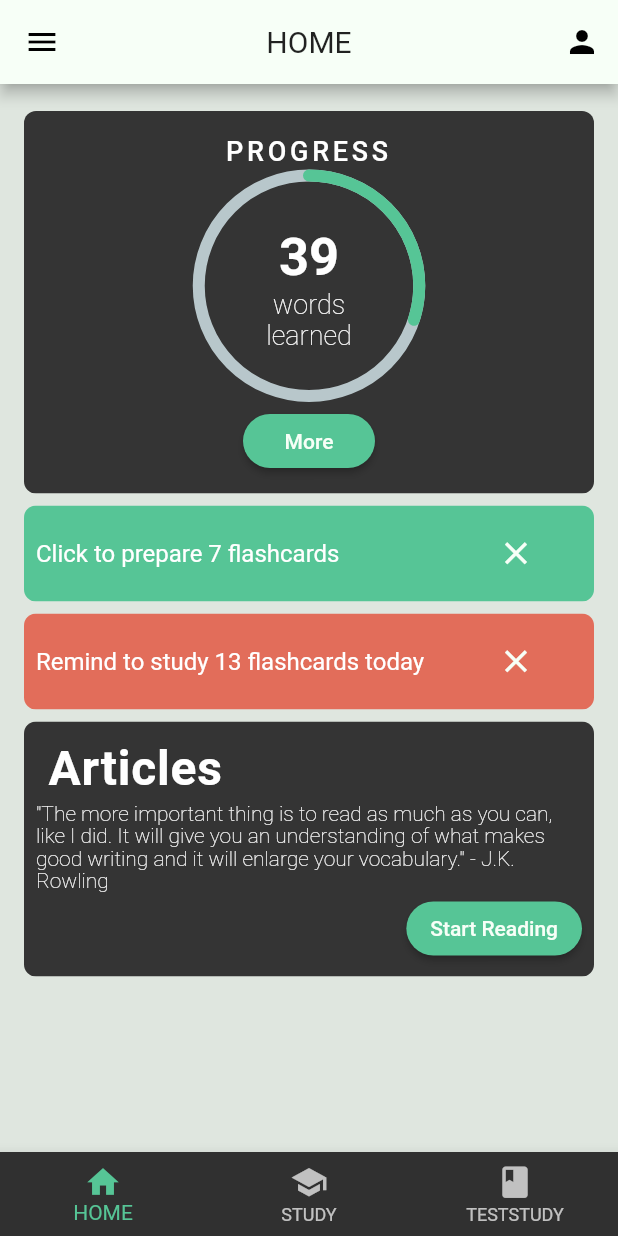
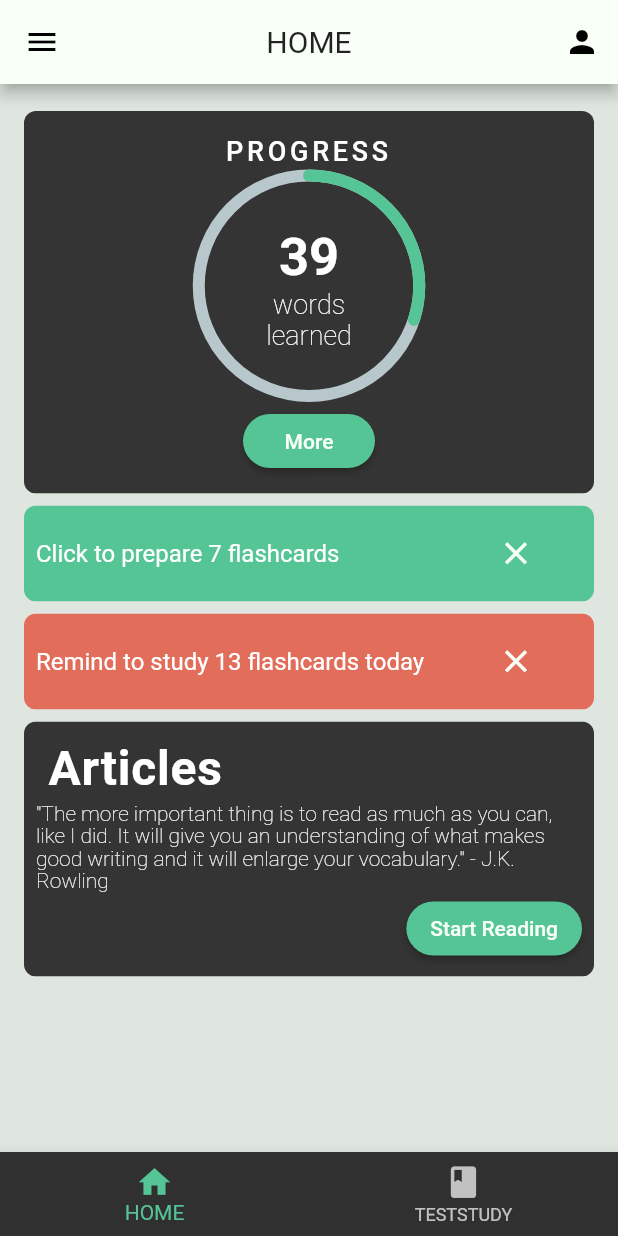
Before and after one commit to cscheungae/vocab_app_fyp55, a Flutter app: the screen it shows after launch, on a phone screen of 412 x 824 dp. Run offline on Flutter 3.47's test engine with Material 2 defaults, Android fonts, the phone set to English and light mode, and no system bars; drawn by our look-alikes of percent_indicator; our stand-ins replace bloc, equatable, flutter_bloc; Roboto replaces fonts that are missing (Hind, Montserrat).

Commit message:
Remove unnecessary testing tab of the bottom nav bar
The Study tab was just for the testing purpose of the Articles List Page. It was supposed to be removed.

```diff
--- a/lib/pages/BasePage.dart
+++ b/lib/pages/BasePage.dart
@@ -3,11 +3,10 @@ import 'package:vocab_app_fyp55/pages/VocabStudyPage.dart';
 import '../res/theme.dart' as CustomTheme;
 import '../components/CustomAppBar.dart';
 import './HomePage.dart';
-import './ArticlesViewPage.dart';
 
-enum Page { home, article }
+enum Page { home, study }
 
-const pagesTitle = ["home", "article", "study", "stats"];
+const pagesTitle = ["home", "study", "stats"];
 
 class BasePage extends StatefulWidget {
   BasePage({Key key, this.title}) : super(key: key);
@@ -49,9 +48,8 @@ class _BasePageState extends State<BasePage> {
           });
         },
         children: <Widget>[
-          HomePage(title: "HOME"),
-          ArticlesViewPage(title: "Articles"),
-          VocabStudyPage(title: "Study")
+          HomePage(title: "home"),
+          VocabStudyPage(title: "study")
         ],
       ),
       bottomNavigationBar: BottomNavigationBar(
@@ -63,13 +61,6 @@ class _BasePageState extends State<BasePage> {
             icon: Icon(Icons.home, size: 25.0),
             title: Text(
               "HOME",
-              style: TextStyle(fontSize: 10.0),
-            ),
-          ),
-          BottomNavigationBarItem(
-            icon: Icon(Icons.school, size: 25.0),
-            title: Text(
-              "STUDY",
               style: TextStyle(fontSize: 10.0),
             ),
           ),
```
